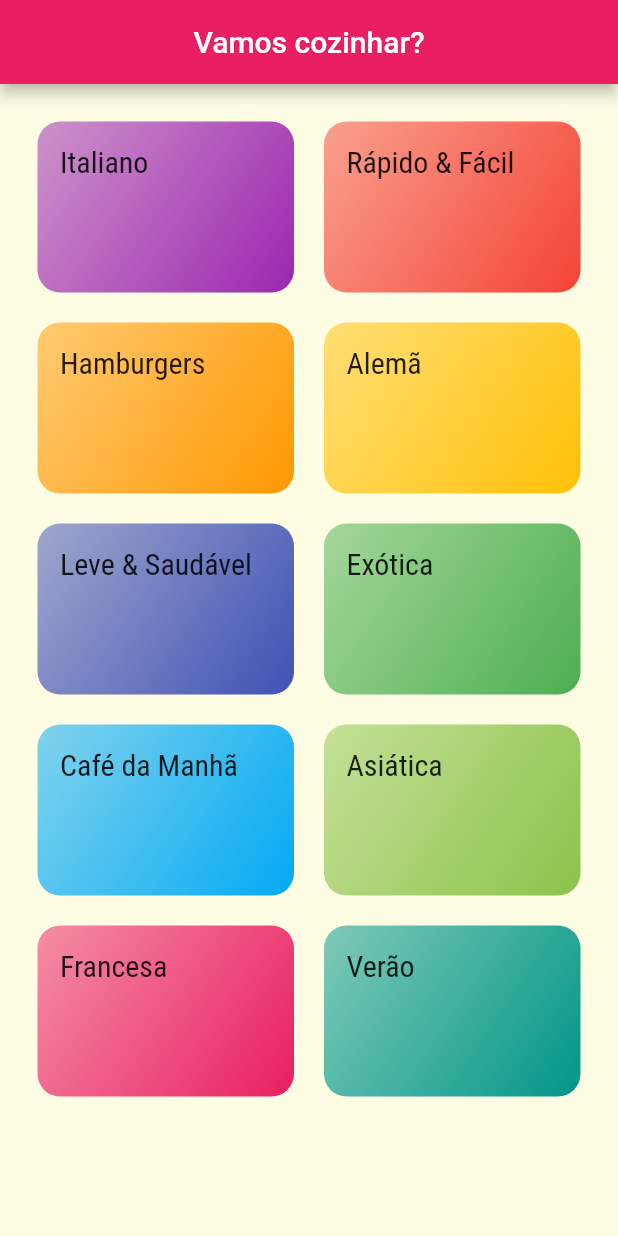
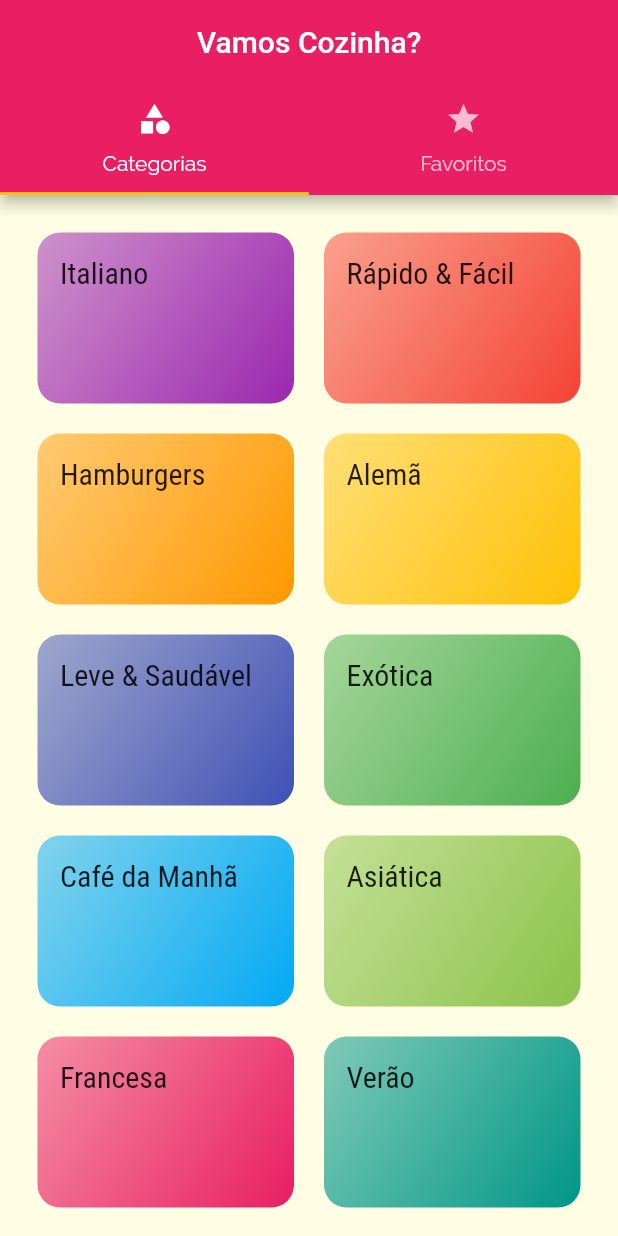
Before and after one commit to JoaoSzerman/food, a Flutter app: the screen it shows after launch, on a phone screen of 412 x 824 dp. Run offline on Flutter 3.47's test engine with Material 2 defaults, Android fonts, the phone set to English and light mode, and no system bars.

Commit message:
created the view of the tabs screen, changed the first route

```diff
--- a/lib/main.dart
+++ b/lib/main.dart
@@ -2,6 +2,7 @@ import 'package:flutter/material.dart';
 import 'package:food/screens/categories_meals_screen.dart';
 import 'package:food/screens/categories_screen.dart';
 import 'package:food/screens/meal_detail_screen.dart';
+import 'package:food/screens/tabs_screen.dart';
 import 'package:food/utils/app_routes.dart';
 
 void main() {
@@ -28,7 +29,7 @@ class MyApp extends StatelessWidget {
             ),
       ),
       routes: {
-        AppRoutes.home: (ctx) => const CategoriesScreen(),
+        AppRoutes.home: (ctx) => const TabsScreen(),
         AppRoutes.categoriesMeals: (ctx) => const CategoriesMealsScreen(),
         AppRoutes.mealDetail: (ctx) => const MealDetailScreen(),
       },
--- a/lib/screens/categories_screen.dart
+++ b/lib/screens/categories_screen.dart
@@ -7,11 +7,7 @@ class CategoriesScreen extends StatelessWidget {
 
   @override
   Widget build(BuildContext context) {
-    return Scaffold(
-      appBar: AppBar(
-        title: const Center(child: Text("Vamos cozinhar?")),
-      ),
-      body: GridView(
+    return GridView(
       padding: const EdgeInsets.all(25),
       gridDelegate: const SliverGridDelegateWithMaxCrossAxisExtent(
         maxCrossAxisExtent: 200,
@@ -24,7 +20,6 @@ class CategoriesScreen extends StatelessWidget {
           category: cat,
         );
       }).toList(),
-      ),
     );
   }
 }
--- a/lib/screens/tabs_screen.dart
+++ b/lib/screens/tabs_screen.dart
@@ -0,0 +1,39 @@
+import 'package:flutter/material.dart';
+import 'package:flutter/src/foundation/key.dart';
+import 'package:flutter/src/widgets/framework.dart';
+import 'package:food/screens/categories_screen.dart';
+import 'package:food/screens/favorite_screen.dart';
+
+class TabsScreen extends StatelessWidget {
+  const TabsScreen({Key? key}) : super(key: key);
+
+  @override
+  Widget build(BuildContext context) {
+    return DefaultTabController(
+      length: 2,
+      child: Scaffold(
+        appBar: AppBar(
+          title: const Center(child: Text('Vamos Cozinha?')),
+          bottom: const TabBar(
+            tabs: [
+              Tab(
+                icon: Icon(Icons.category),
+                text: 'Categorias',
+              ),
+              Tab(
+                icon: Icon(Icons.star),
+                text: 'Favoritos',
+              ),
+            ],
+          ),
+        ),
+        body: const TabBarView(
+          children: [
+            CategoriesScreen(),
+            FavoriteScreen(),
+          ],
+        ),
+      ),
+    );
+  }
+}
```
Lines whose indentation alone changed are shown as unchanged.
